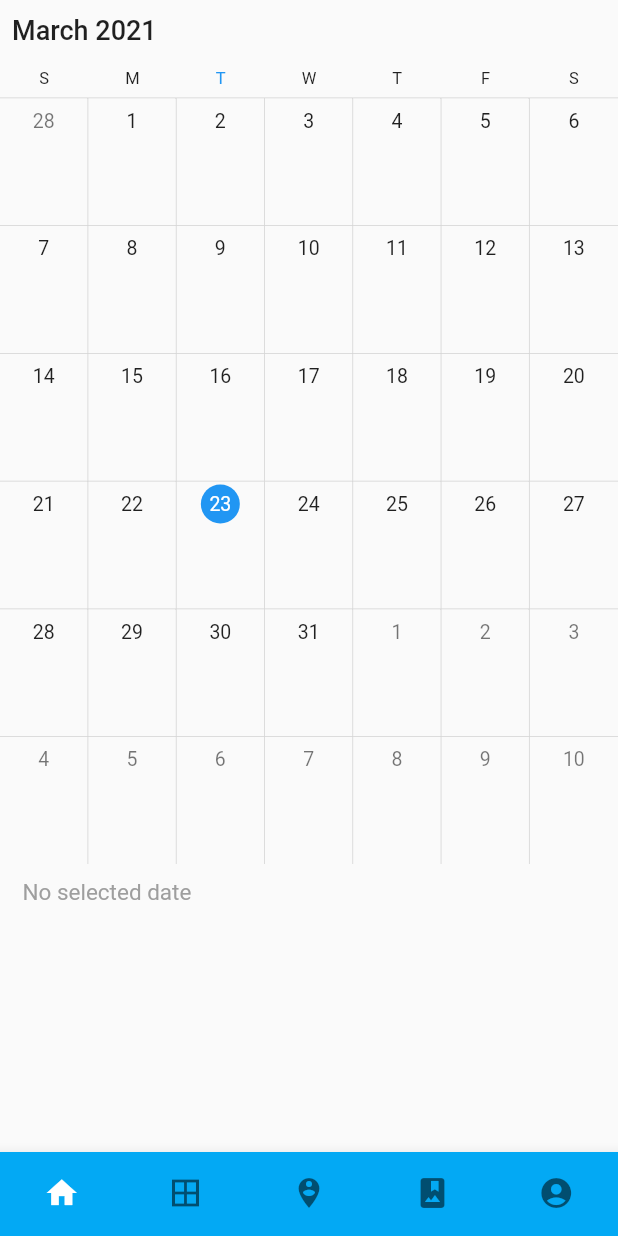
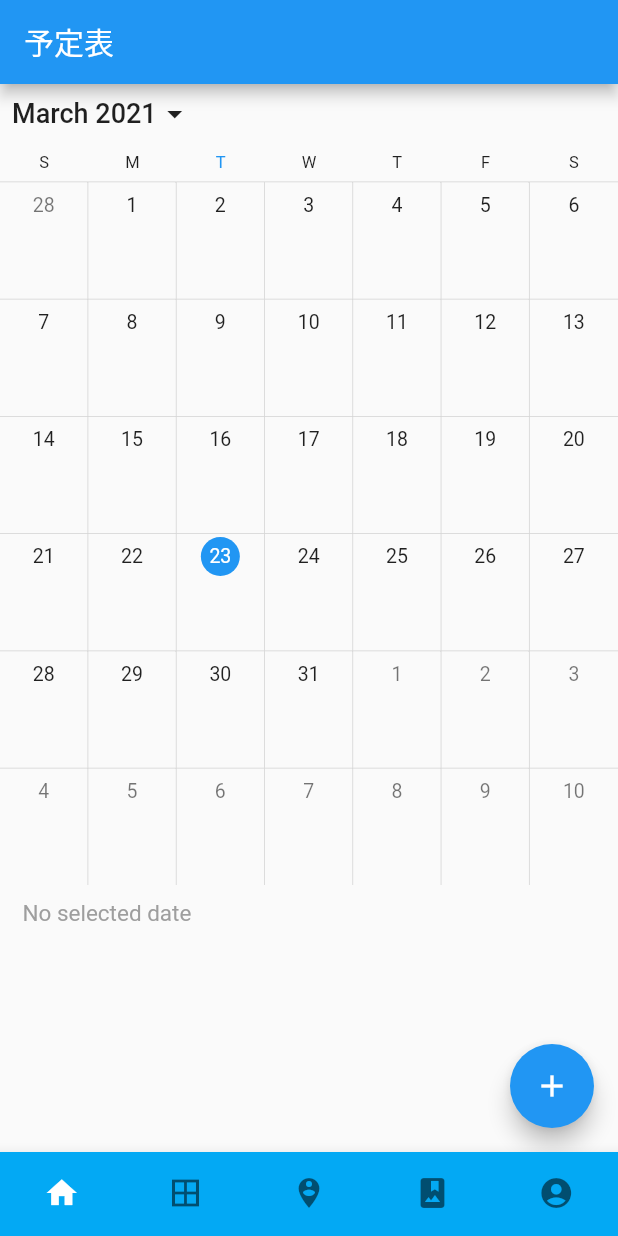
Before and after one commit to yokokida/manager_san, a Flutter app: the screen it shows after launch, on a phone screen of 412 x 824 dp. Run offline on Flutter 3.47's test engine with Material 2 defaults, Android fonts, the phone set to English and light mode, and no system bars; drawn by our look-alikes of syncfusion_flutter_calendar; our stand-ins replace cloud_firestore, firebase_auth, firebase_core, flutter_calendar_carousel, flutter_slidable, fluttertoast and 2 more; missing offline and left inert: syncfusion_localizations; accounts and stored records are empty.

Commit message:
syncfusion calenders

```diff
--- a/lib/calender/page_calender_syncfusion.dart
+++ b/lib/calender/page_calender_syncfusion.dart
@@ -1,5 +1,9 @@
 import 'package:flutter/material.dart';
+import 'package:manager_san/calender/screen_add.dart';
 import 'package:syncfusion_flutter_calendar/calendar.dart';
+import 'package:syncfusion_localizations/syncfusion_localizations.dart';
+import 'package:flutter_localizations/flutter_localizations.dart';
+
 
 class SyncCalender extends StatefulWidget {
   @override
@@ -11,13 +15,28 @@ class _SyncCalenderState extends State<SyncCalender> {
   Widget build(BuildContext context) {
     return MaterialApp(
       home: Scaffold(
+        appBar: AppBar(
+          title: Text('予定表'),
+        ),
         body: Container(
           child: SfCalendar(
             view: CalendarView.month,
+            showDatePickerButton: true,
+            allowViewNavigation: true,
             monthViewSettings: MonthViewSettings(
+              appointmentDisplayMode: MonthAppointmentDisplayMode.appointment,
               showAgenda: true,
             ),
           ),
+        ),
+        floatingActionButton: FloatingActionButton(
+          child: Icon(Icons.add),
+          onPressed: () => Navigator.of(context).push(
+              MaterialPageRoute(builder: (context) => AddEventPage02(
+                // chosenDay: _onDaySelected,
+              )
+              )
+          ), // onPressed: _showAddDialog,
         ),
       ),
     );
--- a/pubspec.yaml
+++ b/pubspec.yaml
@@ -70,9 +70,12 @@ dependencies:
   syncfusion_flutter_maps: ^18.4.30-beta
   syncfusion_flutter_signaturepad: ^18.4.30-beta
   syncfusion_flutter_pdfviewer: ^18.4.30-beta
+  syncfusion_localizations: ^18.1.36
 
 dev_dependencies:
   flutter_test:
+    sdk: flutter
+  flutter_localizations:
     sdk: flutter
 
 # For information on the generic Dart part of this file, see the
```
Also changed, not shown: pubspec.lock, 1 other file.
